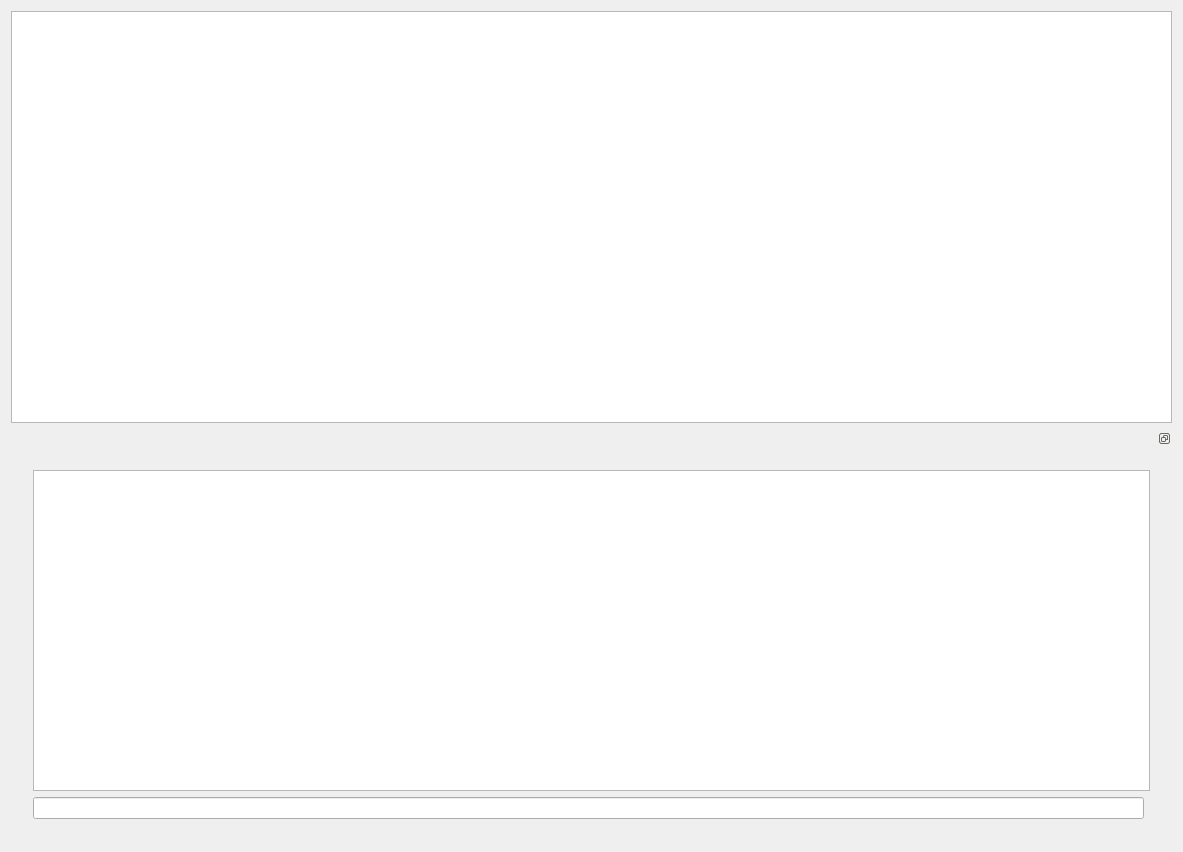
cambyse/PO-LGP, file usr/RL/TestMaze_II/testmaze_ii.ui: the form before one commit.
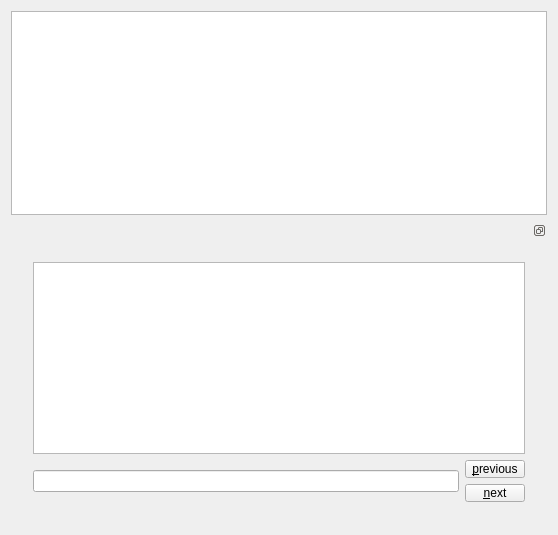
The form after the commit.

Patch:
```diff
--- a/usr/RL/TestMaze_II/testmaze_ii.ui
+++ b/usr/RL/TestMaze_II/testmaze_ii.ui
@@ -6,8 +6,8 @@
    <rect>
     <x>0</x>
     <y>0</y>
-    <width>1183</width>
-    <height>852</height>
+    <width>558</width>
+    <height>535</height>
    </rect>
   </property>
   <property name="windowTitle">
@@ -39,9 +39,35 @@
             </property>
            </widget>
           </item>
-          <item row="2" column="0">
+          <item row="2" column="0" rowspan="2">
            <widget class="QLineEdit" name="_wConsoleInput"/>
           </item>
+          <item row="2" column="1">
+           <widget class="QPushButton" name="_wBackInHistory">
+            <property name="maximumSize">
+             <size>
+              <width>60</width>
+              <height>18</height>
+             </size>
+            </property>
+            <property name="text">
+             <string>&amp;previous</string>
+            </property>
+           </widget>
+          </item>
+          <item row="3" column="1">
+           <widget class="QPushButton" name="_wForwardInHistory">
+            <property name="maximumSize">
+             <size>
+              <width>60</width>
+              <height>18</height>
+             </size>
+            </property>
+            <property name="text">
+             <string>&amp;next</string>
+            </property>
+           </widget>
+          </item>
          </layout>
         </widget>
        </item>
```
Left out of the diff: 38 changed lines with no effect on the pictures.
